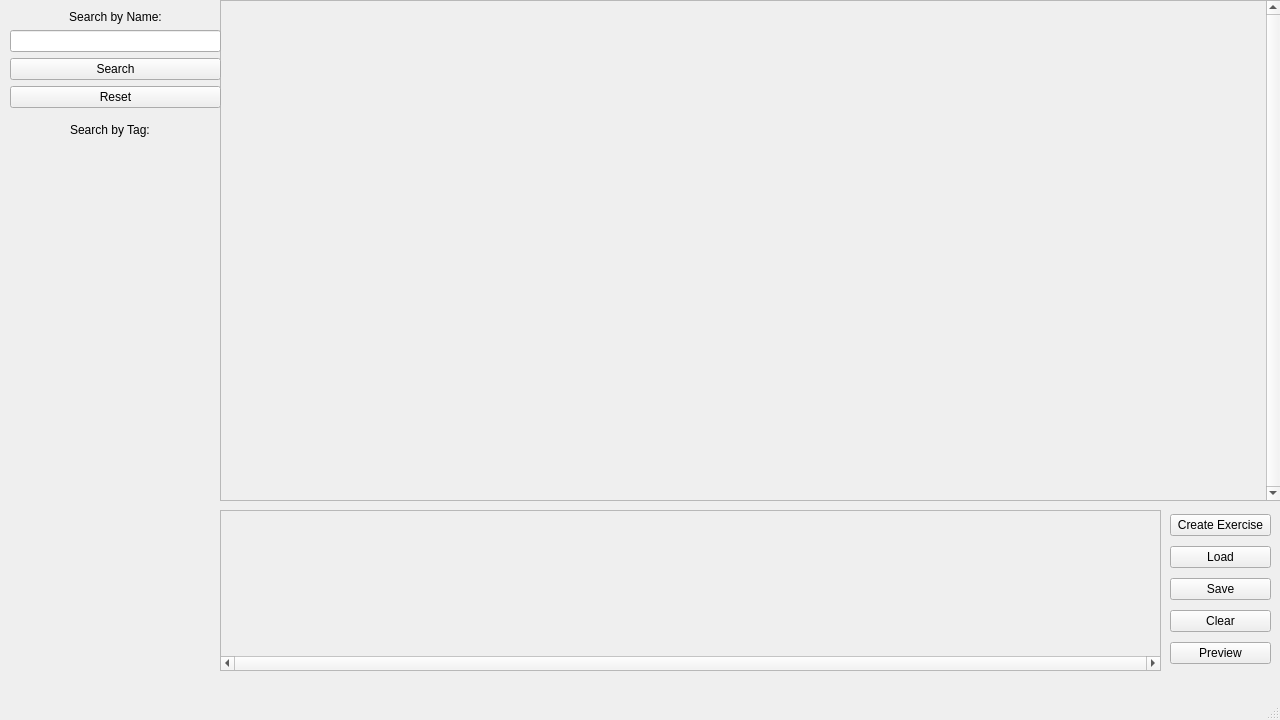
Nickswoboda/HEPBuilder, file src/mainwindow.ui: the form before one commit.
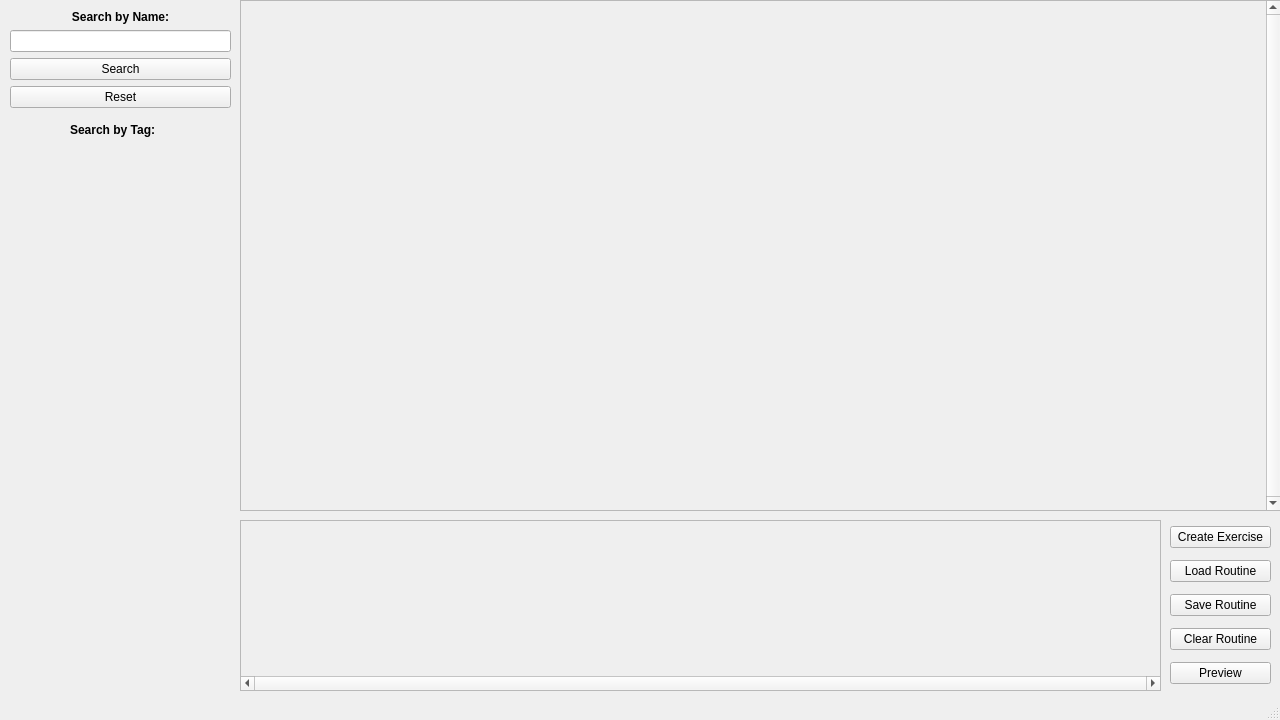
The form after the commit.

Commit message: Improve layout and aesthetics

Diff of the .ui file:
```diff
--- a/src/mainwindow.ui
+++ b/src/mainwindow.ui
@@ -17,10 +17,10 @@
    <widget class="QScrollArea" name="exercise_area">
     <property name="geometry">
      <rect>
-      <x>220</x>
+      <x>240</x>
       <y>0</y>
-      <width>1061</width>
-      <height>501</height>
+      <width>1041</width>
+      <height>511</height>
      </rect>
     </property>
     <property name="verticalScrollBarPolicy">
@@ -37,8 +37,8 @@
       <rect>
        <x>0</x>
        <y>0</y>
-       <width>1042</width>
-       <height>499</height>
+       <width>1022</width>
+       <height>509</height>
       </rect>
      </property>
     </widget>
@@ -46,10 +46,10 @@
    <widget class="QScrollArea" name="routine_area">
     <property name="geometry">
      <rect>
-      <x>220</x>
-      <y>510</y>
-      <width>941</width>
-      <height>161</height>
+      <x>240</x>
+      <y>520</y>
+      <width>921</width>
+      <height>171</height>
      </rect>
     </property>
     <property name="horizontalScrollBarPolicy">
@@ -63,8 +63,8 @@
       <rect>
        <x>0</x>
        <y>0</y>
-       <width>939</width>
-       <height>142</height>
+       <width>919</width>
+       <height>152</height>
       </rect>
      </property>
     </widget>
@@ -73,9 +73,9 @@
     <property name="geometry">
      <rect>
       <x>1170</x>
-      <y>510</y>
+      <y>520</y>
       <width>101</width>
-      <height>161</height>
+      <height>171</height>
      </rect>
     </property>
     <layout class="QVBoxLayout" name="button_area">
@@ -89,21 +89,21 @@
      <item>
       <widget class="QPushButton" name="load_button">
        <property name="text">
-        <string>Load</string>
+        <string>Load Routine</string>
        </property>
       </widget>
      </item>
      <item>
       <widget class="QPushButton" name="save_button">
        <property name="text">
-        <string>Save</string>
+        <string>Save Routine</string>
        </property>
       </widget>
      </item>
      <item>
       <widget class="QPushButton" name="clear_routine_button">
        <property name="text">
-        <string>Clear</string>
+        <string>Clear Routine</string>
        </property>
       </widget>
      </item>
@@ -121,7 +121,7 @@
      <rect>
       <x>10</x>
       <y>10</y>
-      <width>211</width>
+      <width>221</width>
       <height>101</height>
      </rect>
     </property>
@@ -138,7 +138,7 @@
         </sizepolicy>
        </property>
        <property name="text">
-        <string>Search by Name:</string>
+        <string>&lt;html&gt;&lt;head/&gt;&lt;body&gt;&lt;p&gt;&lt;span style=&quot; font-weight:600;&quot;&gt;Search by Name:&lt;/span&gt;&lt;/p&gt;&lt;/body&gt;&lt;/html&gt;</string>
        </property>
        <property name="alignment">
         <set>Qt::AlignCenter</set>
@@ -169,8 +169,8 @@
      <rect>
       <x>10</x>
       <y>140</y>
-      <width>211</width>
-      <height>531</height>
+      <width>221</width>
+      <height>551</height>
      </rect>
     </property>
     <layout class="QVBoxLayout" name="search_by_tag_layout"/>
@@ -180,12 +180,12 @@
      <rect>
       <x>70</x>
       <y>120</y>
-      <width>81</width>
+      <width>91</width>
       <height>20</height>
      </rect>
     </property>
     <property name="text">
-     <string>Search by Tag: </string>
+     <string>&lt;html&gt;&lt;head/&gt;&lt;body&gt;&lt;p&gt;&lt;span style=&quot; font-weight:600;&quot;&gt;Search by Tag: &lt;/span&gt;&lt;/p&gt;&lt;/body&gt;&lt;/html&gt;</string>
     </property>
    </widget>
   </widget>
```
The commit also changes 7 other files.
